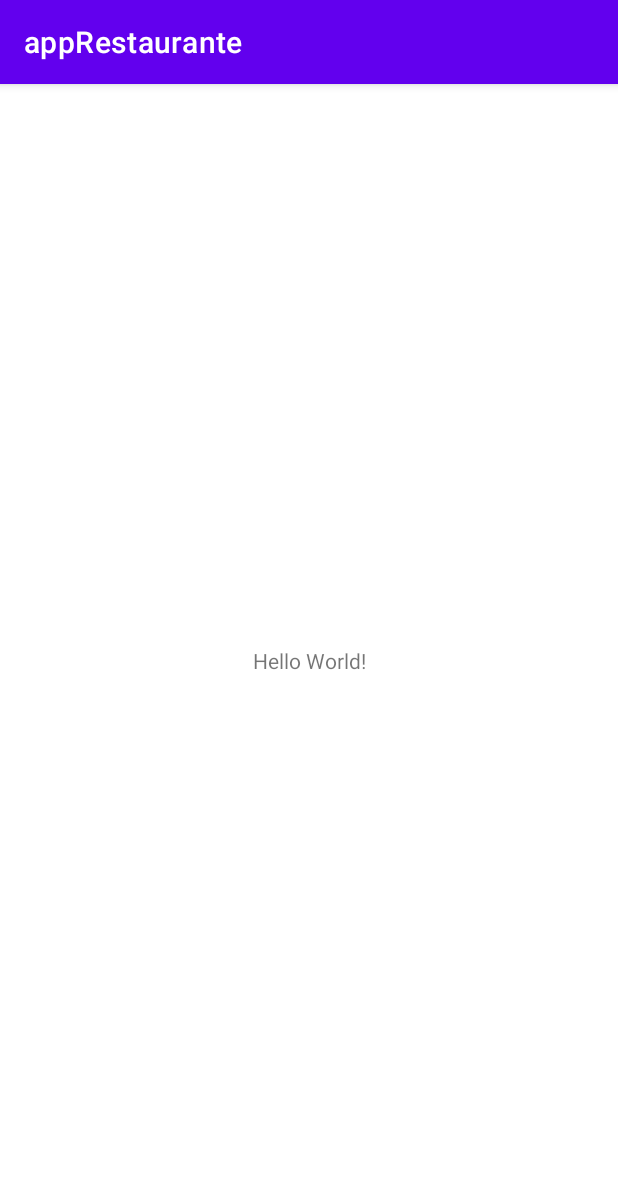
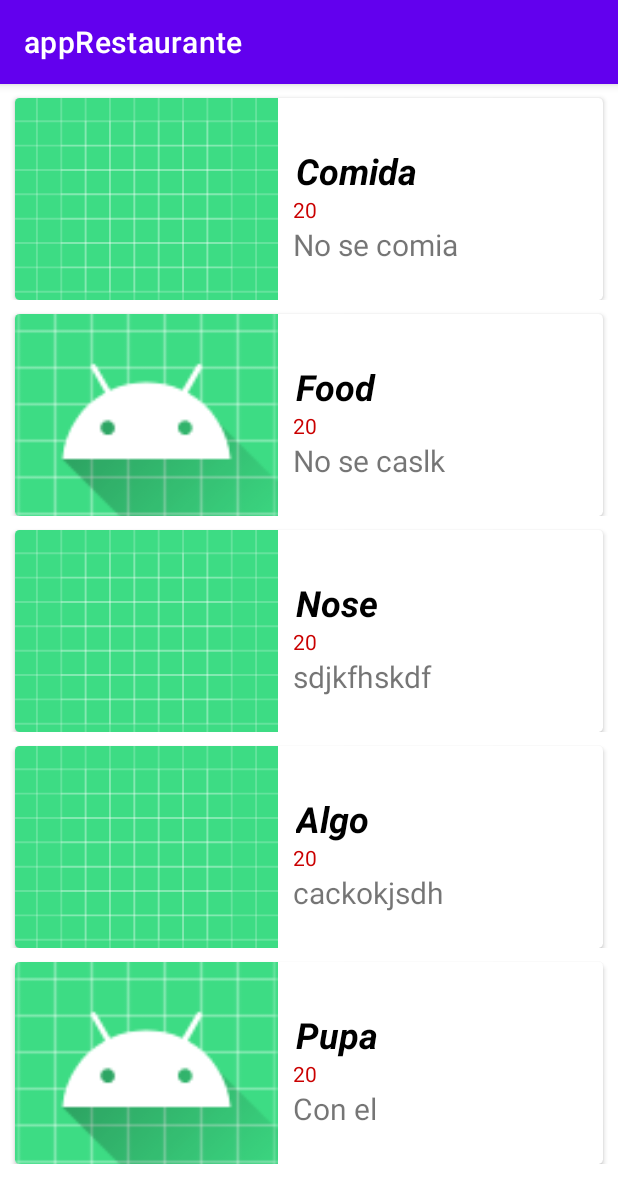
Before and after one commit to Liamsray22/appRestaurante, an Android app: the screen it shows after launch (MainActivity before the commit, client after it), on a phone screen of 412 x 824 dp. Shown: the top 1203 px of the screen. Run offline under Robolectric (Android 15) with nearby library versions, the phone set to English and light mode, and no system bars.

Commit message:
Vista del cliente ya tiene la lista de comidas, id insertado en el recyclerview

```diff
--- a/app/build.gradle
+++ b/app/build.gradle
@@ -14,6 +14,10 @@ android {
         versionName "1.0"
 
         testInstrumentationRunner "androidx.test.runner.AndroidJUnitRunner"
+    }
+
+    buildFeatures{
+        viewBinding true
     }
 
     buildTypes {
--- a/app/src/main/AndroidManifest.xml
+++ b/app/src/main/AndroidManifest.xml
@@ -9,14 +9,15 @@
         android:roundIcon="@mipmap/ic_launcher_round"
         android:supportsRtl="true"
         android:theme="@style/Theme.AppRestaurante">
-        <activity android:name=".client.client"></activity>
-        <activity android:name=".MainActivity">
+        <activity android:name=".client.client">
             <intent-filter>
                 <action android:name="android.intent.action.MAIN" />
 
                 <category android:name="android.intent.category.LAUNCHER" />
             </intent-filter>
         </activity>
+        <activity android:name=".MainActivity">
+        </activity>
     </application>
 
 </manifest>
--- a/app/src/main/java/com/example/apprestaurante/client/client.java
+++ b/app/src/main/java/com/example/apprestaurante/client/client.java
@@ -1,16 +1,39 @@
 package com.example.apprestaurante.client;
 
 import androidx.appcompat.app.AppCompatActivity;
+import androidx.recyclerview.widget.LinearLayoutManager;
 
+import android.app.Activity;
 import android.os.Bundle;
 
+import com.example.apprestaurante.Adapters.FoodAdapter;
+import com.example.apprestaurante.Models.FoodModel;
 import com.example.apprestaurante.R;
+import com.example.apprestaurante.databinding.ActivityClientBinding;
+import com.example.apprestaurante.databinding.ActivityMainBinding;
+
+import java.util.ArrayList;
 
 public class client extends AppCompatActivity {
 
+    ActivityClientBinding binding;
     @Override
     protected void onCreate(Bundle savedInstanceState) {
         super.onCreate(savedInstanceState);
-        setContentView(R.layout.activity_client);
+        binding = ActivityClientBinding.inflate(getLayoutInflater());
+        setContentView(binding.getRoot());
+
+        ArrayList<FoodModel> FoodList = new ArrayList<>();
+        FoodList.add(new FoodModel("Comida", "20", "No se comia", R.drawable.ic_launcher_background));
+        FoodList.add(new FoodModel("Food", "20", "No se caslk", R.mipmap.ic_launcher_round));
+        FoodList.add(new FoodModel("Nose", "20", "sdjkfhskdf", R.drawable.ic_launcher_background));
+        FoodList.add(new FoodModel("Algo", "20", "cackokjsdh", R.drawable.ic_launcher_background));
+        FoodList.add(new FoodModel("Pupa", "20", "Con el", R.mipmap.ic_launcher_round));
+
+        FoodAdapter adapter = new FoodAdapter(FoodList, this);
+        binding.recyclerview.setAdapter(adapter);
+
+        LinearLayoutManager layoutManager = new LinearLayoutManager(this);
+        binding.recyclerview.setLayoutManager(layoutManager);
     }
 }
--- a/app/src/main/res/layout/activity_client.xml
+++ b/app/src/main/res/layout/activity_client.xml
@@ -7,6 +7,7 @@
     android:orientation="vertical"
     tools:context=".client.client">
     <androidx.recyclerview.widget.RecyclerView
+        android:id="@+id/recyclerview"
         android:layout_width="match_parent"
         android:layout_height="match_parent">
 
```
